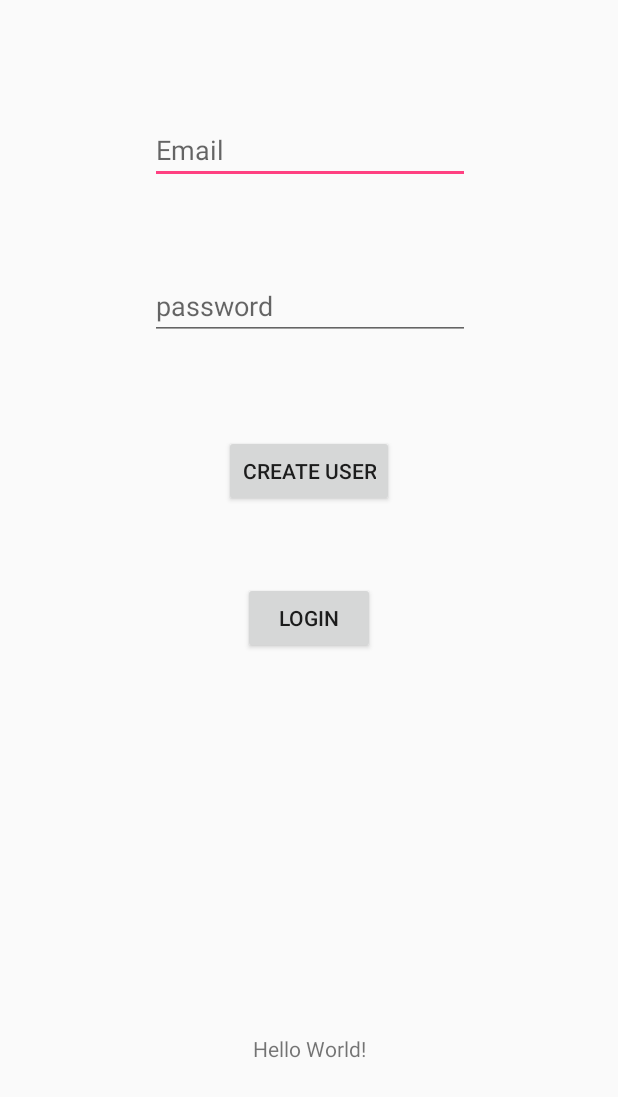
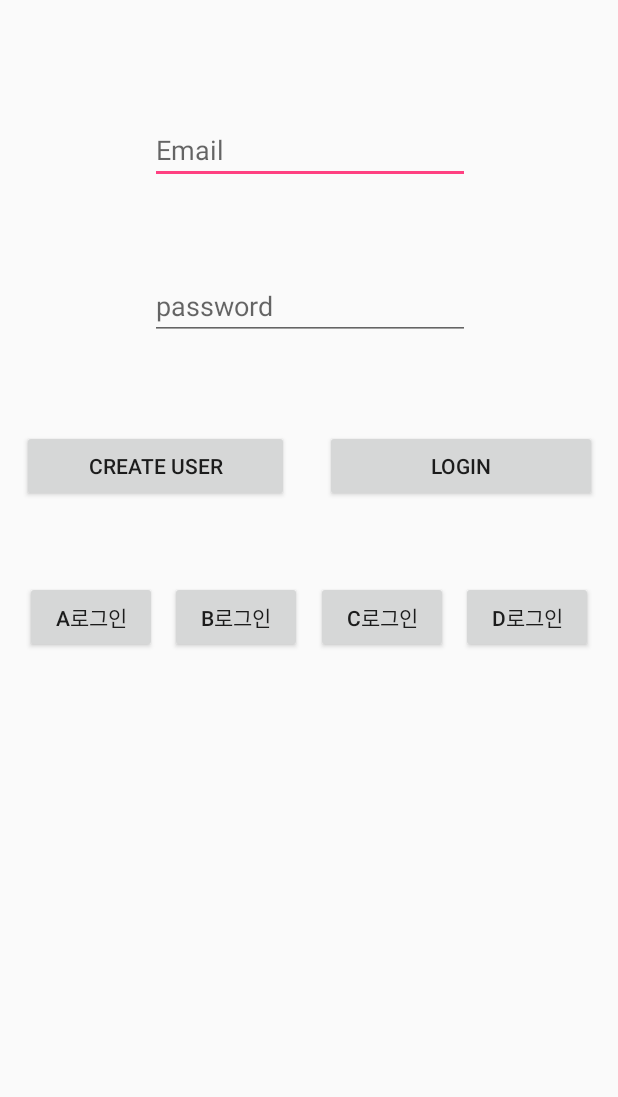
Before and after one commit to n4u1/Test130, an Android app: the screen it shows after launch (MainActivity before the commit, LoginActivity after it), on a phone screen of 412 x 824 dp. Shown: the top 1097 px of the screen. Run offline under Robolectric (Android 15) with nearby library versions, the phone set to English and light mode, and no system bars; our stand-ins replace Firebase (no records; nobody signed in at launch, a user with empty details on screens opened directly).

Commit message:
20180713_0107

```diff
--- a/app/src/main/AndroidManifest.xml
+++ b/app/src/main/AndroidManifest.xml
@@ -11,7 +11,7 @@
         android:roundIcon="@mipmap/ic_launcher_round"
         android:supportsRtl="true"
         android:theme="@style/AppTheme">
-        <activity android:name=".views.MainActivity">
+        <activity android:name=".views.LoginActivity">
             <intent-filter>
                 <action android:name="android.intent.action.MAIN" />
 
--- a/app/src/main/java/com/example/n4u1/test130/views/MainActivity.java
+++ b/app/src/main/java/com/example/n4u1/test130/views/LoginActivity.java
@@ -29,7 +29,7 @@ import java.util.regex.Matcher;
 import java.util.regex.Pattern;
 
 
-public class MainActivity extends AppCompatActivity {
+public class LoginActivity extends AppCompatActivity {
     private FirebaseAuth mAuth;
     private FirebaseUser mFirebaseUser;
     private FirebaseDatabase mDatabase;
@@ -45,6 +45,10 @@ public class MainActivity extends AppCompatActivity {
 
         Button button_CreateUser = findViewById(R.id.button_createUser);
         Button button_Login = findViewById(R.id.button_login);
+        Button button_aLogin = findViewById(R.id.button_aLogin);
+        Button button_bLogin = findViewById(R.id.button_bLogin);
+        Button button_cLogin = findViewById(R.id.button_cLogin);
+        Button button_dLogin = findViewById(R.id.button_dLogin);
 
         mAuth = FirebaseAuth.getInstance();
         mFirebaseUser = mAuth.getCurrentUser();
@@ -93,6 +97,34 @@ public class MainActivity extends AppCompatActivity {
             }
         });
 
+        button_aLogin.setOnClickListener(new View.OnClickListener() {
+            @Override
+            public void onClick(View view) {
+                loginUser("a@a.com", "aaaaaa");
+            }
+        });
+
+        button_bLogin.setOnClickListener(new View.OnClickListener() {
+            @Override
+            public void onClick(View view) {
+                loginUser("b@b.com", "bbbbbb");
+            }
+        });
+
+        button_cLogin.setOnClickListener(new View.OnClickListener() {
+            @Override
+            public void onClick(View view) {
+                loginUser("c@c.com", "cccccc");
+            }
+        });
+
+        button_dLogin.setOnClickListener(new View.OnClickListener() {
+            @Override
+            public void onClick(View view) {
+                loginUser("d@d.com", "dddddd");
+            }
+        });
+
     }
 
 
@@ -121,17 +153,25 @@ public class MainActivity extends AppCompatActivity {
                                 public void onDataChange(@NonNull DataSnapshot dataSnapshot) {
                                     Iterable<DataSnapshot> emailIterable = dataSnapshot.getChildren();
                                     Iterator<DataSnapshot> emailIterator = emailIterable.iterator();
+
+
+                                    int userCount = (int)dataSnapshot.getChildrenCount();
+                                    int loopCount = 0;
+
                                     while (emailIterator.hasNext()) {
                                         User user = emailIterator.next().getValue(User.class);
-                                        if (user.getEmail().equals(email)) {
-                                            Intent intent = new Intent(MainActivity.this, HomeActivity.class);
-                                            startActivity(intent);
-                                            finish();
+                                        if (!user.getEmail().equals(email)) {
+                                            loopCount++;
                                         }
-                                        else {
-                                            Intent intent = new Intent(MainActivity.this, RegisterActivity.class);
-                                            startActivity(intent);
-                                        }
+                                    }
+                                    if ( loopCount == userCount) {
+                                        Intent intent = new Intent(LoginActivity.this, RegisterActivity.class);
+                                        finish();
+                                        startActivity(intent);
+                                    } else {
+                                        Intent intent = new Intent(LoginActivity.this, HomeActivity.class);
+                                        finish();
+                                        startActivity(intent);
                                     }
 
                                 }
--- a/app/src/main/res/layout/activity_main.xml
+++ b/app/src/main/res/layout/activity_main.xml
@@ -4,35 +4,8 @@
     xmlns:tools="http://schemas.android.com/tools"
     android:layout_width="match_parent"
     android:layout_height="match_parent"
-    tools:context=".views.MainActivity">
+    tools:context=".views.LoginActivity">
 
-    <TextView
-        android:id="@+id/textView"
-        android:layout_width="wrap_content"
-        android:layout_height="wrap_content"
-        android:text="Hello World!"
-        app:layout_constraintBottom_toBottomOf="parent"
-        app:layout_constraintLeft_toLeftOf="parent"
-        app:layout_constraintRight_toRightOf="parent"
-        app:layout_constraintTop_toTopOf="parent"
-        app:layout_constraintVertical_bias="0.857" />
-
-    <Button
-        android:id="@+id/button_createUser"
-        android:layout_width="wrap_content"
-        android:layout_height="wrap_content"
-        android:layout_marginBottom="8dp"
-        android:layout_marginEnd="8dp"
-        android:layout_marginLeft="8dp"
-        android:layout_marginRight="8dp"
-        android:layout_marginStart="8dp"
-        android:layout_marginTop="8dp"
-        android:text="create user"
-        app:layout_constraintBottom_toBottomOf="parent"
-        app:layout_constraintEnd_toEndOf="parent"
-        app:layout_constraintStart_toStartOf="parent"
-        app:layout_constraintTop_toTopOf="parent"
-        app:layout_constraintVertical_bias="0.371" />
 
     <EditText
         android:id="@+id/editText_email"
@@ -46,7 +19,7 @@
         android:layout_marginTop="16dp"
         android:ems="10"
         android:hint="Email"
-        android:inputType="textPersonName"
+        android:inputType="textEmailAddress"
         app:layout_constraintBottom_toBottomOf="parent"
         app:layout_constraintEnd_toEndOf="parent"
         app:layout_constraintHorizontal_bias="0.503"
@@ -66,7 +39,7 @@
         android:layout_marginTop="8dp"
         android:ems="10"
         android:hint="password"
-        android:inputType="textPersonName"
+        android:inputType="textPassword"
         app:layout_constraintBottom_toBottomOf="parent"
         app:layout_constraintEnd_toEndOf="parent"
         app:layout_constraintHorizontal_bias="0.503"
@@ -75,8 +48,27 @@
         app:layout_constraintVertical_bias="0.227" />
 
     <Button
+        android:id="@+id/button_createUser"
+        android:layout_width="178dp"
+        android:layout_height="wrap_content"
+        android:layout_marginBottom="8dp"
+        android:layout_marginEnd="8dp"
+        android:layout_marginLeft="8dp"
+        android:layout_marginRight="8dp"
+        android:layout_marginStart="8dp"
+        android:layout_marginTop="8dp"
+        android:text="create user"
+        app:layout_constraintBottom_toBottomOf="parent"
+        app:layout_constraintEnd_toEndOf="parent"
+        app:layout_constraintHorizontal_bias="0.031"
+        app:layout_constraintStart_toStartOf="parent"
+        app:layout_constraintTop_toTopOf="parent"
+        app:layout_constraintVertical_bias="0.367" />
+
+
+    <Button
         android:id="@+id/button_login"
-        android:layout_width="wrap_content"
+        android:layout_width="181dp"
         android:layout_height="wrap_content"
         android:layout_marginBottom="8dp"
         android:layout_marginEnd="8dp"
@@ -87,7 +79,81 @@
         android:text="Login"
         app:layout_constraintBottom_toBottomOf="parent"
         app:layout_constraintEnd_toEndOf="parent"
+        app:layout_constraintHorizontal_bias="0.971"
         app:layout_constraintStart_toStartOf="parent"
-        app:layout_constraintTop_toTopOf="parent" />
+        app:layout_constraintTop_toTopOf="parent"
+        app:layout_constraintVertical_bias="0.367" />
+
+    <Button
+        android:id="@+id/button_aLogin"
+        android:layout_width="wrap_content"
+        android:layout_height="wrap_content"
+        android:layout_marginBottom="8dp"
+        android:layout_marginEnd="8dp"
+        android:layout_marginLeft="8dp"
+        android:layout_marginRight="8dp"
+        android:layout_marginStart="8dp"
+        android:layout_marginTop="8dp"
+        android:text="a로그인"
+        app:layout_constraintBottom_toBottomOf="parent"
+        app:layout_constraintEnd_toEndOf="parent"
+        app:layout_constraintHorizontal_bias="0.028"
+        app:layout_constraintStart_toStartOf="parent"
+        app:layout_constraintTop_toTopOf="parent"
+        app:layout_constraintVertical_bias="0.499" />
+
+    <Button
+        android:id="@+id/button_bLogin"
+        android:layout_width="wrap_content"
+        android:layout_height="wrap_content"
+        android:layout_marginBottom="8dp"
+        android:layout_marginEnd="8dp"
+        android:layout_marginLeft="8dp"
+        android:layout_marginRight="8dp"
+        android:layout_marginStart="8dp"
+        android:layout_marginTop="8dp"
+        android:text="b로그인"
+        app:layout_constraintBottom_toBottomOf="parent"
+        app:layout_constraintEnd_toEndOf="parent"
+        app:layout_constraintHorizontal_bias="0.342"
+        app:layout_constraintStart_toStartOf="parent"
+        app:layout_constraintTop_toTopOf="parent"
+        app:layout_constraintVertical_bias="0.499" />
+
+    <Button
+        android:id="@+id/button_cLogin"
+        android:layout_width="wrap_content"
+        android:layout_height="wrap_content"
+        android:layout_marginBottom="8dp"
+        android:layout_marginEnd="8dp"
+        android:layout_marginLeft="8dp"
+        android:layout_marginRight="8dp"
+        android:layout_marginStart="8dp"
+        android:layout_marginTop="8dp"
+        android:text="c로그인"
+        app:layout_constraintBottom_toBottomOf="parent"
+        app:layout_constraintEnd_toEndOf="parent"
+        app:layout_constraintHorizontal_bias="0.657"
+        app:layout_constraintStart_toStartOf="parent"
+        app:layout_constraintTop_toTopOf="parent"
+        app:layout_constraintVertical_bias="0.499" />
+
+    <Button
+        android:id="@+id/button_dLogin"
+        android:layout_width="wrap_content"
+        android:layout_height="wrap_content"
+        android:layout_marginBottom="8dp"
+        android:layout_marginEnd="8dp"
+        android:layout_marginLeft="8dp"
+        android:layout_marginRight="8dp"
+        android:layout_marginStart="8dp"
+        android:layout_marginTop="8dp"
+        android:text="d로그인"
+        app:layout_constraintBottom_toBottomOf="parent"
+        app:layout_constraintEnd_toEndOf="parent"
+        app:layout_constraintHorizontal_bias="0.971"
+        app:layout_constraintStart_toStartOf="parent"
+        app:layout_constraintTop_toTopOf="parent"
+        app:layout_constraintVertical_bias="0.499" />
 
 </android.support.constraint.ConstraintLayout>
```
